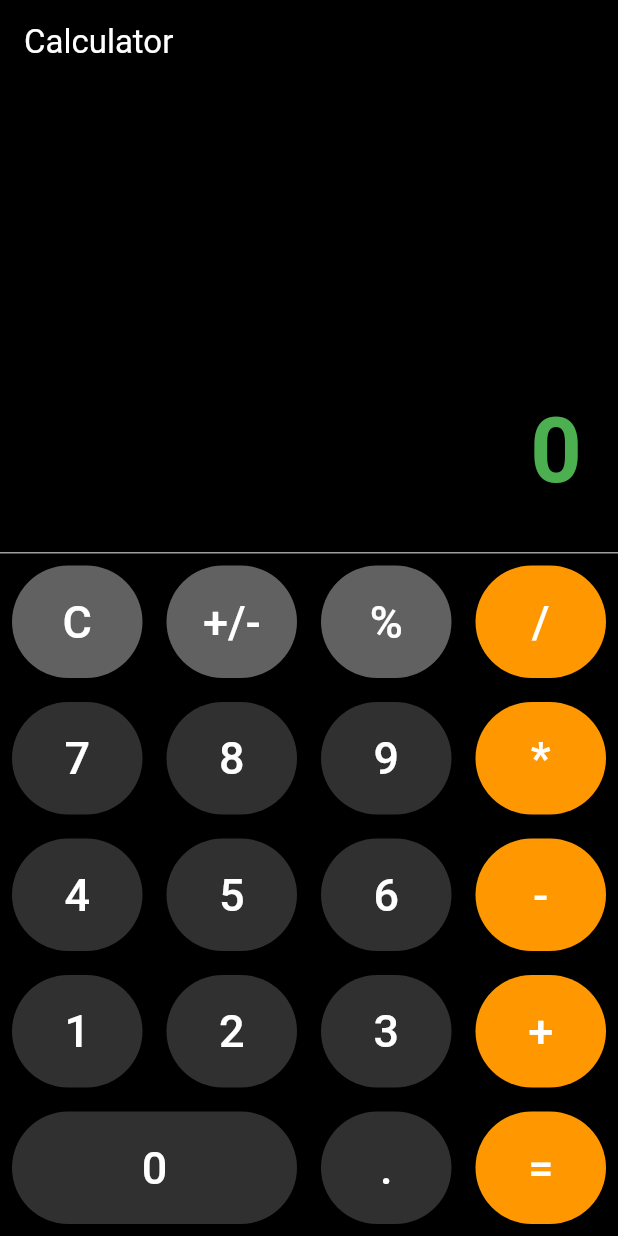
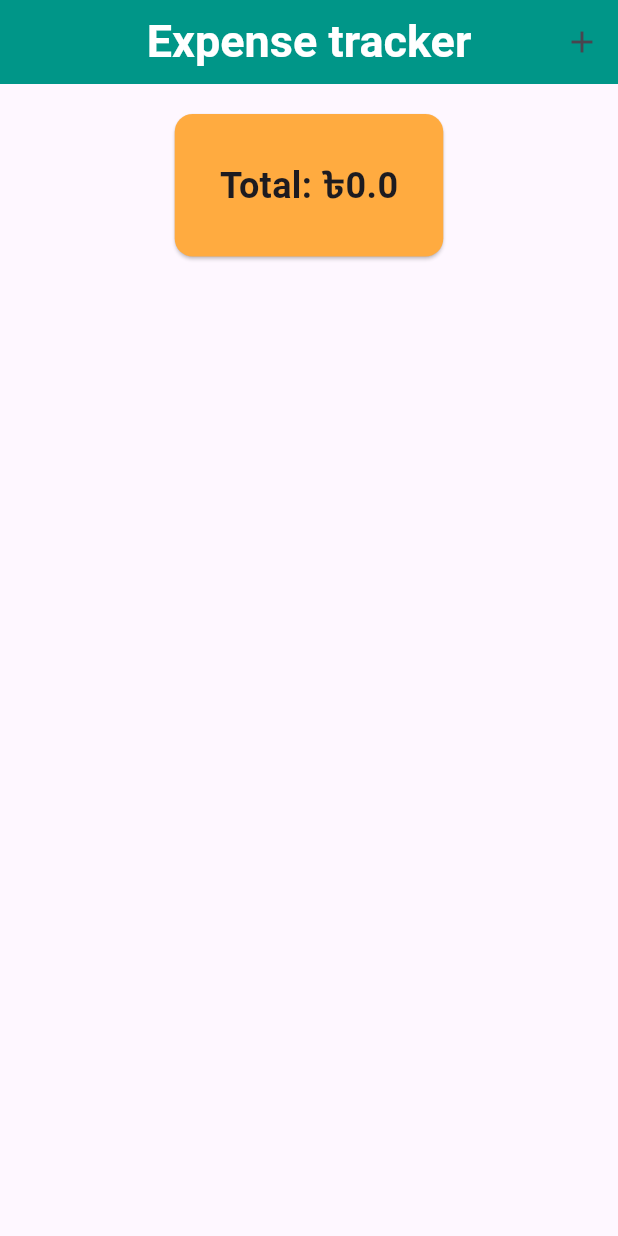
Before and after one commit to neelislam/Flutter-Ostad, a Flutter app: the screen it shows after launch, on a phone screen of 412 x 824 dp. Run offline on Flutter 3.47's test engine with Material 3 defaults, Android fonts, the light colour scheme and no system bars; our stand-ins replace device_preview.

```diff
--- /dev/null
+++ b/lib/Module 12/class 1.dart
@@ -0,0 +1,131 @@
+import 'package:flutter/material.dart';
+import 'package:flutter/rendering.dart';
+import 'package:flutter/services.dart';
+
+class ExpenseTracker extends StatefulWidget {
+  const ExpenseTracker({super.key});
+
+  @override
+  State<ExpenseTracker> createState() => _ExpenseTrackerState();
+}
+
+class _ExpenseTrackerState extends State<ExpenseTracker> {
+  final List<String> catagories = [
+    'Food',
+    'Transport',
+    'Enter',
+    'Bills'
+  ];
+  double total = 0.0;
+
+
+
+  void _showForm(BuildContext context){
+    String selectedCategory = catagories.first;
+    showModalBottomSheet(
+        context: context,
+        builder: (context){
+    return Padding(
+
+      padding: const EdgeInsets.only(
+        left: 16,
+        right: 16,
+        top: 16,
+        bottom: 16,
+      ),
+      child: Column(
+        mainAxisSize: MainAxisSize.min,
+        children: [
+          TextField(
+            decoration: InputDecoration(
+              labelText: 'Title'
+            ),
+
+          ),
+          SizedBox(height: 10,),
+          TextField(
+            decoration: InputDecoration(
+              labelText: 'Amount'
+            ),
+          ),
+          SizedBox(height: 10,),
+          SizedBox(height: 10),
+          DropdownButtonFormField<String>(
+            items: catagories
+                .map((e) => DropdownMenuItem(
+              value: e,
+              child: Text(e),
+            ))
+                .toList(),
+            onChanged: (value) {
+              setState(() {
+                selectedCategory = value!;
+
+              });
+            },
+            decoration: InputDecoration(labelText: 'Select anyone'),
+          ),
+          SizedBox(height: 20,),
+
+          SizedBox(
+            width: double.infinity,
+            child: ElevatedButton(onPressed: (){},
+                child: Text('Add expense') ),
+          )
+        ],
+      ),
+    );
+    }
+    );
+  }
+
+
+
+  @override
+  Widget build(BuildContext context) {
+    return Scaffold(
+
+      appBar: AppBar(
+        centerTitle: true,
+        title: Text("Expense tracker",
+        style: TextStyle(
+          fontWeight: FontWeight.bold,
+          fontSize: 30,
+          color: Colors.white,
+        ),
+        ),
+        backgroundColor: Colors.teal,
+        actions: [
+          IconButton(onPressed: ()=>_showForm(context), icon: Icon(Icons.add))
+        ],
+      ),
+      body: SafeArea(
+
+        child: Column(
+          children: [
+
+            Center(
+              child: Card(
+                color: Colors.orangeAccent,
+                margin: EdgeInsets.all(20),
+                shape: RoundedRectangleBorder(
+                  borderRadius: BorderRadius.circular(12)
+                ),
+                child: Padding(
+                  padding: const EdgeInsets.all(30.0),
+                  child: Text('Total: ৳$total',
+                  style: TextStyle(
+                    fontSize: 24,
+                    fontWeight: FontWeight.bold,
+                  ),),
+                ),
+              ),
+            )
+          ],
+        ),
+      ),
+
+      );
+
+  }
+}
--- a/lib/app.dart
+++ b/lib/app.dart
@@ -8,6 +8,7 @@ import 'Module 11/class 2/calculator_app.dart';
 import 'Module 11/class 3/waterTracker.dart';
 import 'Module 11/class_1/Alerts/alert.dart';
 import 'Module 11/class_1/lifecycle.dart';
+import 'Module 12/class 1.dart';
 import 'login_page.dart';
 import 'package:flutter/material.dart';
 import 'package:ostadflutter/Flutter_Class_2.dart';
@@ -20,8 +21,8 @@ import 'module_9_class_2.dart';
    @override
    Widget build(BuildContext context) {
      return  MaterialApp(
-       title: 'Hell Yeah', // Title for the app in the task switcher
-       home: CalculatorApp(), // The main screen of the application
+       title: 'Hell Yeah',
+       home: ExpenseTracker(), // The main screen of the application
        debugShowCheckedModeBanner: false, // Hides the "DEBUG" banner in debug mode
      );
    }
```
Also changed, not shown: lib/Module 12/expense_model.dart (added), pubspec.lock.
